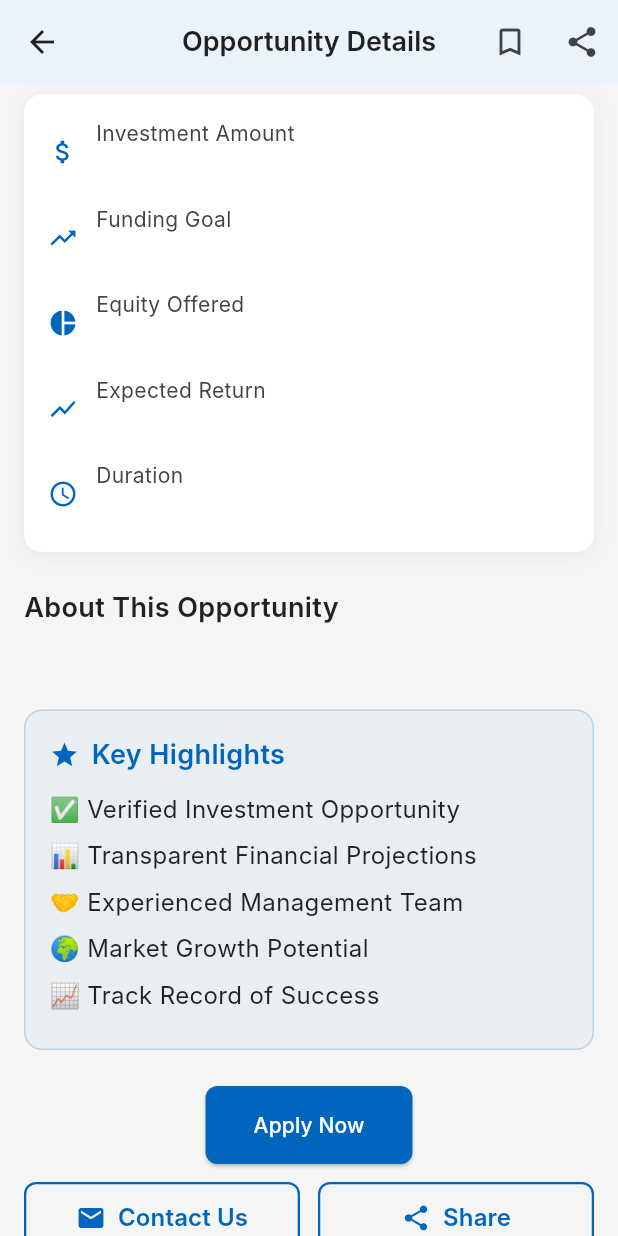
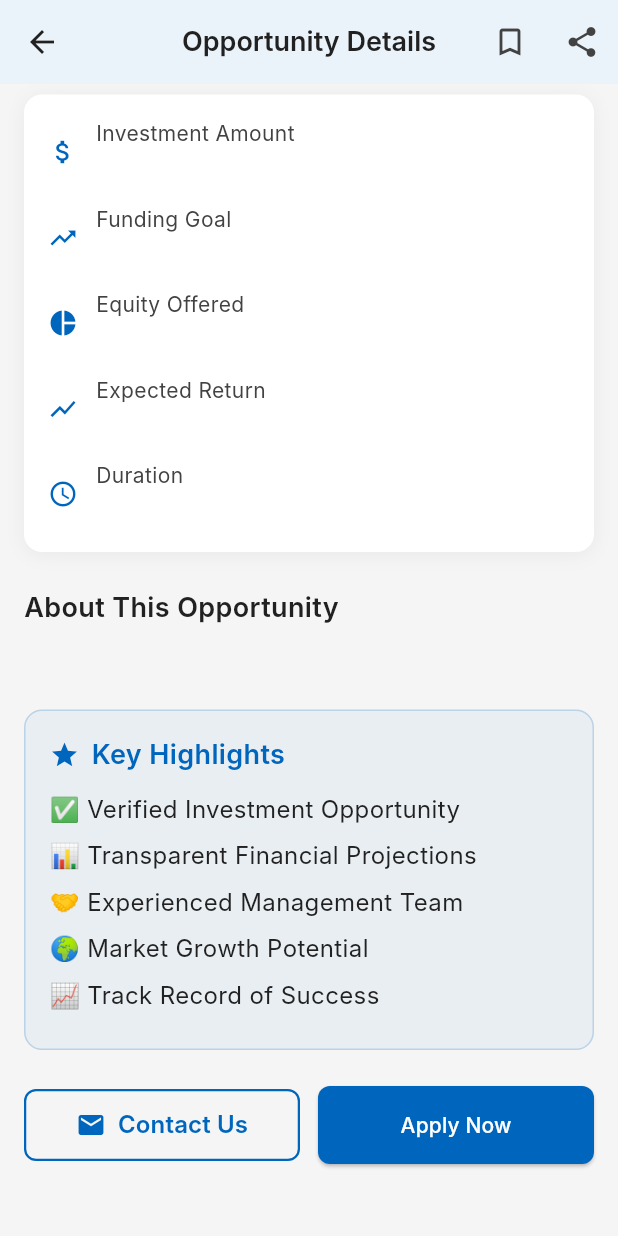
Before and after one commit to hubertit/shoramarkets, a Flutter app: the OpportunityDetailsScreen screen opened directly with empty values, scrolled down 101 dp, on a phone screen of 412 x 824 dp. Run offline on Flutter 3.47's test engine with Material 3 defaults, Android fonts, the phone set to English and light mode, and no system bars; our stand-ins replace contacts_service, country_picker, dio, flutter_riverpod, permission_handler, share_plus and 1 more; missing offline and left inert: d_chart; accounts and stored records are empty; Roboto replaces fonts that are missing (Inter).

Commit message:
feat: optimize opportunity details action buttons
- Remove share button from bottom action buttons
- Keep share functionality in app bar for better UX
- Arrange contact and apply buttons in single row
- Improve button layout and spacing
- Maintain primary action (Apply) prominence

```diff
--- a/lib/features/feed/presentation/screens/opportunity_details_screen.dart
+++ b/lib/features/feed/presentation/screens/opportunity_details_screen.dart
@@ -369,15 +369,7 @@ ${widget.opportunity.content ?? ''}
   }
 
   Widget _buildActionButtons() {
-    return Column(
-      children: [
-        PrimaryButton(
-          label: _isApplying ? 'Applying...' : 'Apply Now',
-          isLoading: _isApplying,
-          onPressed: _isApplying ? null : _handleApply,
-        ),
-        const SizedBox(height: AppTheme.spacing12),
-        Row(
+    return Row(
       children: [
         Expanded(
           child: SecondaryButton(
@@ -388,13 +380,11 @@ ${widget.opportunity.content ?? ''}
         ),
         const SizedBox(width: AppTheme.spacing12),
         Expanded(
-              child: SecondaryButton(
-                label: 'Share',
-                onPressed: _handleShare,
-                icon: Icons.share,
+          child: PrimaryButton(
+            label: _isApplying ? 'Applying...' : 'Apply Now',
+            isLoading: _isApplying,
+            onPressed: _isApplying ? null : _handleApply,
           ),
-            ),
-          ],
         ),
       ],
     );
```
Lines whose indentation alone changed are shown as unchanged.
